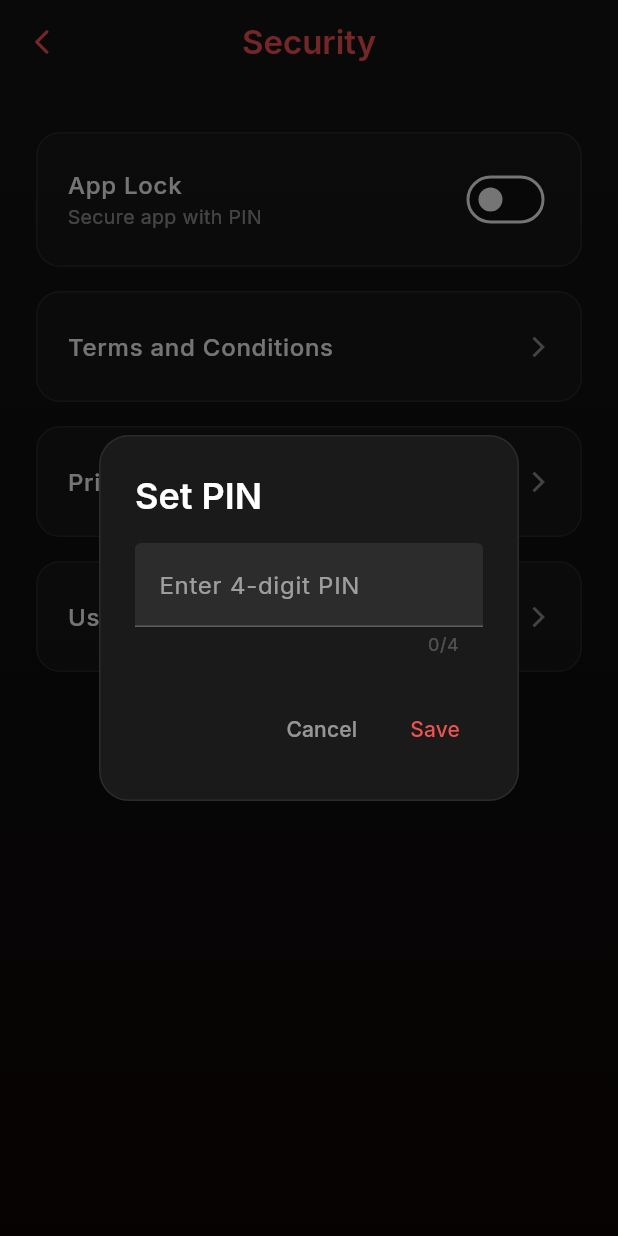
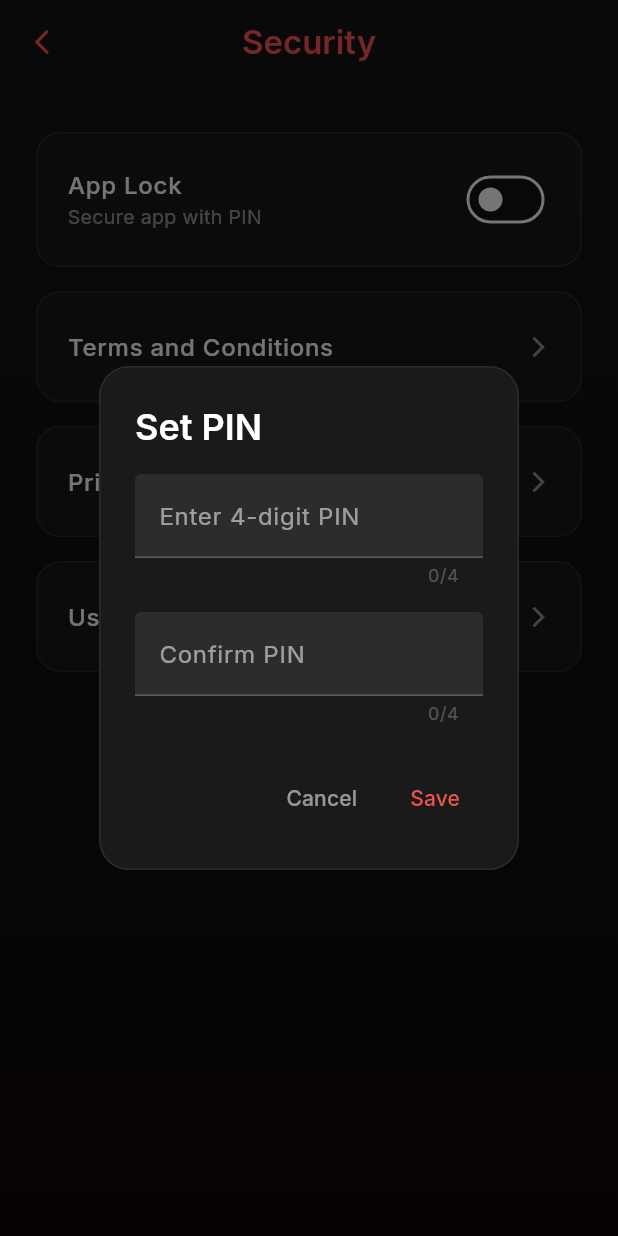
Before and after one commit to zenithsyntax/blindkey_app, a Flutter app: the SecuritySettingsPage screen opened directly, after a tap on "App Lock", on a phone screen of 412 x 824 dp. Run offline on Flutter 3.47's test engine with Material 3 defaults, Android fonts, the phone set to English and light mode, and no system bars; our stand-ins replace audioplayers, dartz, file_picker, flutter_hooks, flutter_markdown, flutter_secure_storage and 13 more; missing offline and left inert: cryptography, excel, ntp, pdfrx, safe_device, screen_protector; accounts and stored records are empty; generated files the repository leaves out were written again; network calls fail.

Commit message:
30-12-2025 1

```diff
--- a/lib/main.dart
+++ b/lib/main.dart
@@ -10,7 +10,7 @@ import 'package:hooks_riverpod/hooks_riverpod.dart';
 import 'package:flutter_hooks/flutter_hooks.dart';
 import 'package:google_mobile_ads/google_mobile_ads.dart';
 
-import 'package:flutter_windowmanager/flutter_windowmanager.dart';
+import 'package:screen_protector/screen_protector.dart';
 import 'package:safe_device/safe_device.dart';
 import 'dart:io';
 
@@ -29,7 +29,7 @@ void main() async {
   // Only available on Android. iOS handles this differently (usually via specific event listeners or blanking screens).
   if (Platform.isAndroid) {
     try {
-      await FlutterWindowManager.addFlags(FlutterWindowManager.FLAG_SECURE);
+      await ScreenProtector.protectDataLeakageOn();
     } catch (e) {
       debugPrint('Specific security flag failed: $e');
     }
--- a/lib/presentation/pages/settings/security_settings_page.dart
+++ b/lib/presentation/pages/settings/security_settings_page.dart
@@ -269,17 +269,29 @@ class SecuritySettingsPage extends HookConsumerWidget {
 
   Future<String?> _showSetPinDialog(BuildContext context) async {
      String pin = '';
+     String confirmPin = '';
+
      return showDialog<String>(
        context: context,
        barrierDismissible: false,
        builder: (context) {
+         String? errorText;
+
+         return StatefulBuilder(
+           builder: (context, setState) {
              return _buildGlassDialog(
                title: 'Set PIN',
-           content: TextField(
+               content: Column(
+                 mainAxisSize: MainAxisSize.min,
+                 children: [
+                   TextField(
                      keyboardType: TextInputType.number,
                      maxLength: 4,
                      obscureText: true,
-             onChanged: (v) => pin = v,
+                     onChanged: (v) {
+                       pin = v;
+                       if (errorText != null) setState(() => errorText = null);
+                     },
                      style: GoogleFonts.inter(color: Colors.white),
                      decoration: InputDecoration(
                        labelText: 'Enter 4-digit PIN',
@@ -289,6 +301,28 @@ class SecuritySettingsPage extends HookConsumerWidget {
                        counterStyle: GoogleFonts.inter(color: Colors.white24),
                      ),
                    ),
+                   const SizedBox(height: 16),
+                   TextField(
+                     keyboardType: TextInputType.number,
+                     maxLength: 4,
+                     obscureText: true,
+                     onChanged: (v) {
+                       confirmPin = v;
+                       if (errorText != null) setState(() => errorText = null);
+                     },
+                     style: GoogleFonts.inter(color: Colors.white),
+                     decoration: InputDecoration(
+                       labelText: 'Confirm PIN',
+                       labelStyle: GoogleFonts.inter(color: Colors.white54),
+                       errorText: errorText,
+                       errorStyle: GoogleFonts.inter(color: Colors.redAccent),
+                       enabledBorder: UnderlineInputBorder(borderSide: BorderSide(color: Colors.white24)),
+                       focusedBorder: UnderlineInputBorder(borderSide: BorderSide(color: Colors.white)),
+                       counterStyle: GoogleFonts.inter(color: Colors.white24),
+                     ),
+                   ),
+                 ],
+               ),
                actions: [
                  TextButton(
                    onPressed: () => Navigator.pop(context),
@@ -296,13 +330,22 @@ class SecuritySettingsPage extends HookConsumerWidget {
                  ),
                  TextButton(
                    onPressed: () {
-                 if (pin.length == 4) {
+                     if (pin.length != 4) {
+                        setState(() => errorText = 'PIN must be 4 digits');
+                        return;
+                     }
+
+                     if (pin != confirmPin) {
+                       setState(() => errorText = 'PINs do not match');
+                     } else {
                        Navigator.pop(context, pin);
                      }
                    },
                    child: Text('Save', style: GoogleFonts.inter(color: const Color(0xFFEF5350))),
                  ),
                ],
+             );
+           }
          );
        },
      );
@@ -384,7 +427,9 @@ class SecuritySettingsPage extends HookConsumerWidget {
         side: BorderSide(color: Colors.white.withOpacity(0.08)),
       ),
       title: Text(title, style: GoogleFonts.inter(color: Colors.white, fontWeight: FontWeight.w600)),
-      content: content,
+      content: SingleChildScrollView(
+        child: content,
+      ),
       actions: actions,
     );
   }
--- a/pubspec.yaml
+++ b/pubspec.yaml
@@ -16,7 +16,7 @@ publish_to: 'none' # Remove this line if you wish to publish to pub.dev
 # https://developer.apple.com/library/archive/documentation/General/Reference/InfoPlistKeyReference/Articles/CoreFoundationKeys.html
 # In Windows, build-name is used as the major, minor, and patch parts
 # of the product and file versions while build-number is used as the build suffix.
-version: 1.0.1+1
+version: 1.0.1+2
 
 environment:
   sdk: ^3.9.2
@@ -77,8 +77,8 @@ dependencies:
   shared_preferences: ^2.5.4
   youtube_player_flutter: ^9.1.3
   google_mobile_ads: ^5.1.0
-  flutter_windowmanager: ^0.2.0
   safe_device: ^1.3.8
+  screen_protector: ^1.4.12
 
 dev_dependencies:
   flutter_test:
```
Also changed, not shown: pubspec.lock, 4 other files. Lines whose indentation alone changed are shown as unchanged.
